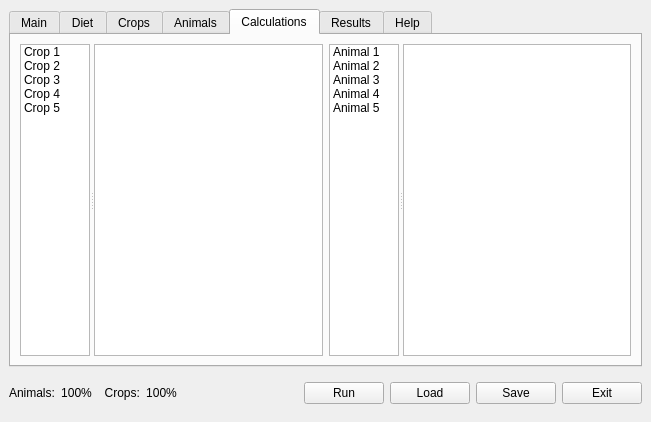
First picture: the form in src/ui/lamainformbase.ui, repository arkygeek/landuseanalyst, before the edit.
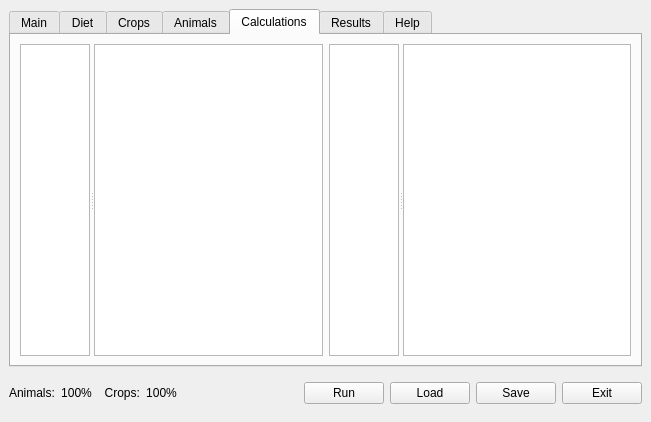
Second picture: the form after the edit. The open tabs and pages were chosen to show the change. Icons and pictures are not drawn.

What changed in the file:
```diff
--- a/src/ui/lamainformbase.ui
+++ b/src/ui/lamainformbase.ui
@@ -1711,31 +1711,6 @@
 &lt;/style>&lt;/head>&lt;body style=" font-family:'Sans Serif'; font-size:9pt; font-weight:400; font-style:normal; text-decoration:none;">
 &lt;p style=" margin-top:0px; margin-bottom:0px; margin-left:0px; margin-right:0px; -qt-block-indent:0; text-indent:0px;">To see the Calorie, Production, and Area targets for all of the crops and animals being modelled, simply select them from the list, and the results will be displayed in the area to the right. This information is meant to give the user an opportunity to make sure that the target look feasible before running the model (which can be very time consuming).&lt;/p>&lt;/body>&lt;/html></string>
           </property>
-          <item>
-           <property name="text" >
-            <string>Crop 1</string>
-           </property>
-          </item>
-          <item>
-           <property name="text" >
-            <string>Crop 2</string>
-           </property>
-          </item>
-          <item>
-           <property name="text" >
-            <string>Crop 3</string>
-           </property>
-          </item>
-          <item>
-           <property name="text" >
-            <string>Crop 4</string>
-           </property>
-          </item>
-          <item>
-           <property name="text" >
-            <string>Crop 5</string>
-           </property>
-          </item>
          </widget>
          <widget class="QTextBrowser" name="textBrowserResultsCrop" >
           <property name="sizePolicy" >
@@ -1789,31 +1764,6 @@
 &lt;/style>&lt;/head>&lt;body style=" font-family:'Sans Serif'; font-size:9pt; font-weight:400; font-style:normal; text-decoration:none;">
 &lt;p style=" margin-top:0px; margin-bottom:0px; margin-left:0px; margin-right:0px; -qt-block-indent:0; text-indent:0px;">To see the Calorie, Production, and Area targets for all of the crops and animals being modelled, simply select them from the list, and the results will be displayed in the area to the right. This information is meant to give the user an opportunity to make sure that the target look feasible before running the model (which can be very time consuming).&lt;/p>&lt;/body>&lt;/html></string>
           </property>
-          <item>
-           <property name="text" >
-            <string>Animal 1</string>
-           </property>
-          </item>
-          <item>
-           <property name="text" >
-            <string>Animal 2</string>
-           </property>
-          </item>
-          <item>
-           <property name="text" >
-            <string>Animal 3</string>
-           </property>
-          </item>
-          <item>
-           <property name="text" >
-            <string>Animal 4</string>
-           </property>
-          </item>
-          <item>
-           <property name="text" >
-            <string>Animal 5</string>
-           </property>
-          </item>
          </widget>
          <widget class="QTextBrowser" name="textBrowserResultsAnimals" >
           <property name="sizePolicy" >
```
Left out of the diff: 8 changed lines with no effect on the pictures.
